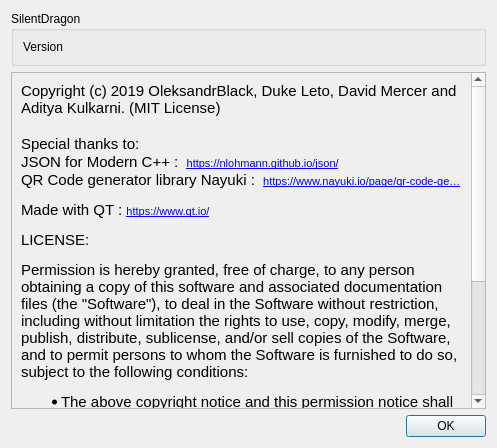
The window that src/about.ui (ZcashFoundation/zecwallet) describes before a commit, drawn with Qt 5.
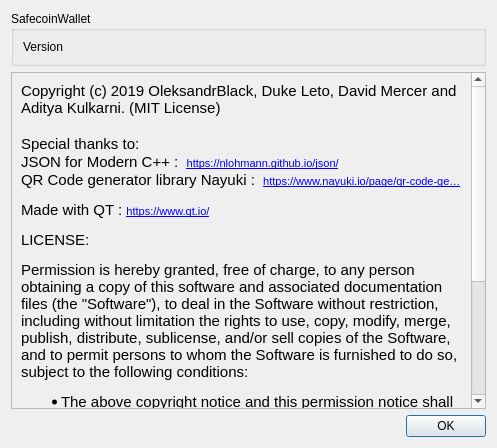
The same window after the commit.

Patch:
```diff
--- a/src/about.ui
+++ b/src/about.ui
@@ -17,7 +17,7 @@
    <item>
     <widget class="QGroupBox" name="groupBox">
      <property name="title">
-      <string notr="true">SilentDragon</string>
+      <string notr="true">SafecoinWallet</string>
      </property>
      <layout class="QVBoxLayout" name="verticalLayout_2">
       <item>
```
